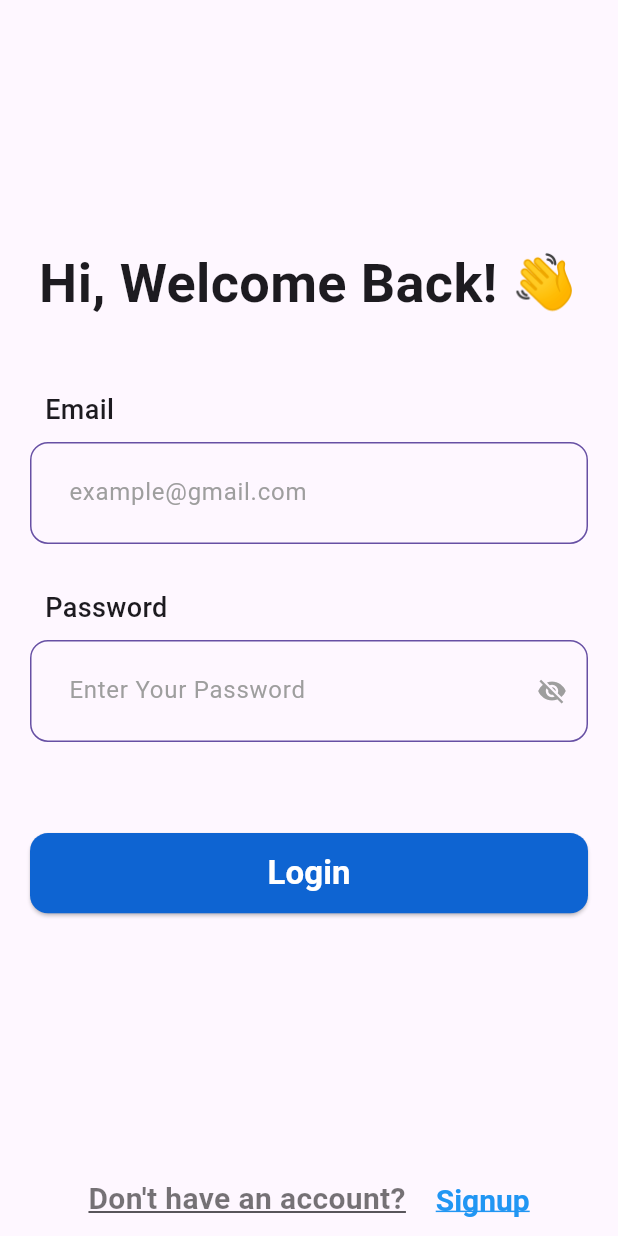
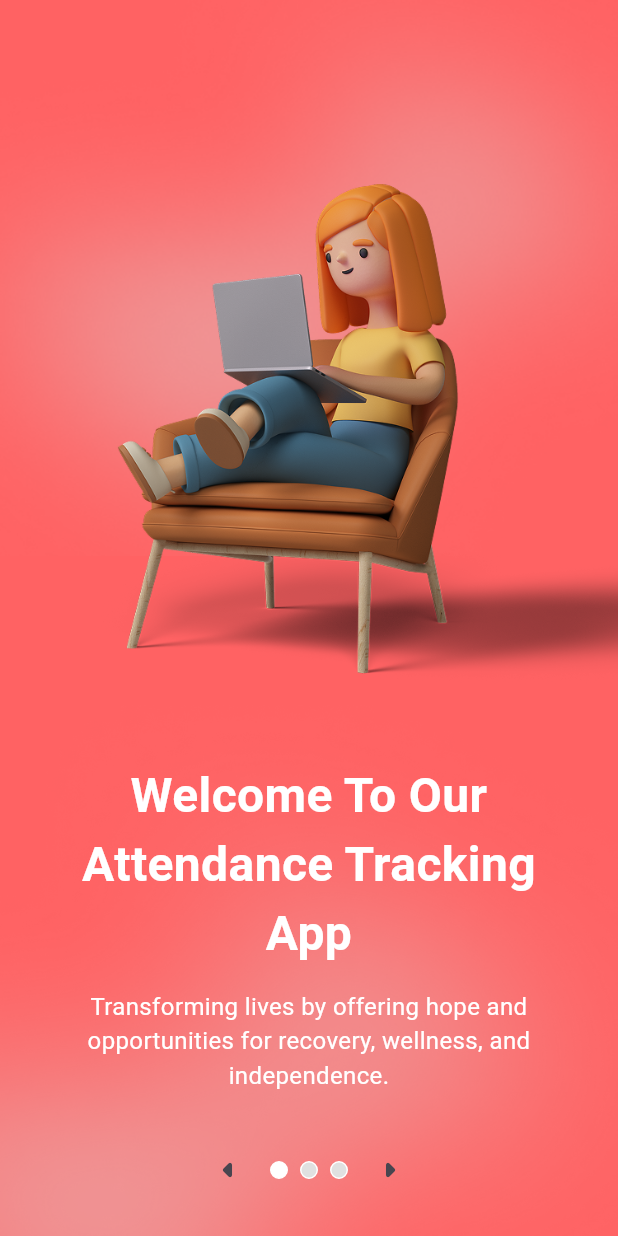
Before and after one commit to PankajJoshi-hp/attendance_app, a Flutter app: the screen it shows after launch, on a phone screen of 412 x 824 dp. Run offline on Flutter 3.47's test engine with Material 3 defaults, Android fonts, the phone set to English and light mode, and no system bars; our stand-ins replace device_info_plus, firebase_auth, firebase_core, firebase_messaging, flutter_local_notifications, fluttertoast and 5 more; missing offline and left inert: network_info_plus; accounts and stored records are empty.

```diff
--- /dev/null
+++ b/devtools_options.yaml
@@ -0,0 +1,3 @@
+description: This file stores settings for Dart & Flutter DevTools.
+documentation: https://docs.flutter.dev/tools/devtools/extensions#configure-extension-enablement-states
+extensions:
--- /dev/null
+++ b/lib/components/onboarding_one.dart
@@ -0,0 +1,333 @@
+import 'package:flutter/material.dart';
+
+/// A self-contained PageView example with a Scaffold and embedded PageIndicator.
+class PageViewExample extends StatefulWidget {
+  const PageViewExample({super.key});
+
+  @override
+  State<PageViewExample> createState() => _PageViewExampleState();
+}
+
+class _PageViewExampleState extends State<PageViewExample>
+    with TickerProviderStateMixin {
+  late PageController _pageViewController;
+  late TabController _tabController;
+  int _currentPageIndex = 0;
+
+  @override
+  void initState() {
+    super.initState();
+    _pageViewController = PageController();
+    _tabController = TabController(length: 3, vsync: this);
+  }
+
+  @override
+  void dispose() {
+    super.dispose();
+    _pageViewController.dispose();
+    _tabController.dispose();
+  }
+
+  @override
+  Widget build(BuildContext context) {
+    return Scaffold(
+      body: Container(
+        decoration: BoxDecoration(color: Colors.redAccent.withOpacity(0.9)),
+        child: Stack(
+          alignment: Alignment.bottomCenter,
+          children: <Widget>[
+            Column(
+              mainAxisSize: MainAxisSize.max,
+              mainAxisAlignment: MainAxisAlignment.spaceBetween,
+              children: <Widget>[
+                SizedBox(
+                  width: double.infinity,
+                  height: MediaQuery.sizeOf(context).height * 0.45,
+                  child: Image(
+                    image: AssetImage('assets/images/Ellips.png'),
+                    fit: BoxFit.cover,
+                  ),
+                ),
+                SizedBox(
+                  width: double.infinity,
+                  height: MediaQuery.sizeOf(context).height * 0.45,
+                  child: Image(
+                    image: AssetImage('assets/images/Ellipse.png'),
+                    fit: BoxFit.cover,
+                  ),
+                )
+              ],
+            ),
+            PageView(
+              controller: _pageViewController,
+              onPageChanged: _handlePageViewChanged,
+              children: <Widget>[
+                _buildPage(
+                  imagePath: 'assets/images/Object.png',
+                  title: "Welcome To Our Attendance Tracking App",
+                  description:
+                      'Transforming lives by offering hope and opportunities for recovery, wellness, and independence.',
+                ),
+                _buildPage(
+                  imagePath: 'assets/images/Object.png',
+                  title: "Welcome To Our Attendance Tracking App",
+                  description:
+                      'Transforming lives by offering hope and opportunities for recovery, wellness, and independence.',
+                ),
+                _buildPage(
+                  imagePath: 'assets/images/Object.png',
+                  title: "Welcome To Our Attendance Tracking App",
+                  description:
+                      'Transforming lives by offering hope and opportunities for recovery, wellness, and independence.',
+                ),
+              ],
+            ),
+            // Embedded PageIndicator
+            Positioned(
+              bottom: 20,
+              child: SizedBox(
+                width: MediaQuery.sizeOf(context).width * 0.85,
+                child: Row(
+                  mainAxisAlignment: MainAxisAlignment.center,
+                  children: <Widget>[
+                    IconButton(
+                      splashRadius: 16.0,
+                      padding: EdgeInsets.zero,
+                      onPressed: () {
+                        if (_currentPageIndex == 0) return;
+                        _updateCurrentPageIndex(_currentPageIndex - 1);
+                      },
+                      icon: const Icon(Icons.arrow_left_rounded, size: 32.0),
+                    ),
+                    TabPageSelector(
+                      controller: _tabController,
+                      color: Colors.grey[300],
+                      selectedColor: Colors.white,
+                    ),
+                    IconButton(
+                      splashRadius: 16.0,
+                      padding: EdgeInsets.zero,
+                      onPressed: () {
+                        if (_currentPageIndex == 2) return;
+                        _updateCurrentPageIndex(_currentPageIndex + 1);
+                      },
+                      icon: const Icon(Icons.arrow_right_rounded, size: 32.0),
+                    ),
+                  ],
+                ),
+              ),
+            ),
+          ],
+        ),
+      ),
+    );
+  }
+
+  Widget _buildPage({
+    required String imagePath,
+    required String title,
+    required String description,
+  }) {
+    return Center(
+      child: Column(
+        mainAxisSize: MainAxisSize.max,
+        mainAxisAlignment: MainAxisAlignment.spaceAround,
+        children: [
+          Column(
+            mainAxisAlignment: MainAxisAlignment.start,
+            mainAxisSize: MainAxisSize.max,
+            children: [
+              SizedBox(
+                width: MediaQuery.sizeOf(context).width,
+                height: MediaQuery.sizeOf(context).height * 0.5,
+                child: Image.asset(imagePath),
+              ),
+              SizedBox(
+                width: MediaQuery.sizeOf(context).width * 0.85,
+                child: Column(
+                  children: <Widget>[
+                    Text(
+                      title,
+                      style: TextStyle(
+                        fontSize: 32,
+                        fontWeight: FontWeight.bold,
+                        color: Colors.white,
+                      ),
+                      textAlign: TextAlign.center,
+                    ),
+                    const SizedBox(height: 14),
+                    Text(
+                      description,
+                      style: TextStyle(
+                        fontSize: 16,
+                        color: Colors.white,
+                      ),
+                      textAlign: TextAlign.center,
+                    ),
+                  ],
+                ),
+              ),
+            ],
+          ),
+        ],
+      ),
+    );
+  }
+
+  void _handlePageViewChanged(int currentPageIndex) {
+    _tabController.index = currentPageIndex;
+    setState(() {
+      _currentPageIndex = currentPageIndex;
+    });
+  }
+
+  void _updateCurrentPageIndex(int index) {
+    _tabController.index = index;
+    _pageViewController.animateToPage(
+      index,
+      duration: const Duration(milliseconds: 400),
+      curve: Curves.easeInOut,
+    );
+  }
+}
+
+
+
+
+
+
+// import 'dart:ui';
+
+// import 'package:flutter/material.dart';
+// import 'package:smooth_page_indicator/smooth_page_indicator.dart';
+
+
+// class OnboardingOne extends StatefulWidget {
+//   const OnboardingOne({super.key});
+
+//   @override
+//   State<OnboardingOne> createState() => _OnboardingOneState();
+// }
+
+// class _OnboardingOneState extends State<OnboardingOne> {
+//   final PageController _controller = PageController();
+//   int currentIndex = 0;
+//   @override
+//   Widget build(BuildContext context) {
+//     return Scaffold(
+//       body: Container(
+//         decoration: BoxDecoration(color: Colors.redAccent.withOpacity(0.9)),
+//         child: Stack(
+//           children: [
+//             Column(
+//               mainAxisSize: MainAxisSize.max,
+//               mainAxisAlignment: MainAxisAlignment.spaceBetween,
+//               children: <Widget>[
+//                 SizedBox(
+//                   width: double.infinity,
+//                   height: MediaQuery.sizeOf(context).height * 0.45,
+//                   child: Image(
+//                     image: AssetImage('assets/images/Ellips.png'),
+//                     fit: BoxFit.cover,
+//                   ),
+//                 ),
+//                 SizedBox(
+//                   width: double.infinity,
+//                   height: MediaQuery.sizeOf(context).height * 0.45,
+//                   child: Image(
+//                     image: AssetImage('assets/images/Ellipse.png'),
+//                     fit: BoxFit.cover,
+//                   ),
+//                 )
+//               ],
+//             ),
+//             Center(
+//               child: Column(
+//                 mainAxisSize: MainAxisSize.max,
+//                 mainAxisAlignment: MainAxisAlignment.spaceAround,
+//                 spacing: 20,
+//                 children: [
+//                   Column(
+//                     mainAxisAlignment: MainAxisAlignment.start,
+//                     mainAxisSize: MainAxisSize.max,
+//                     children: [
+//                       SizedBox(
+//                         width: MediaQuery.sizeOf(context).width * 0.9,
+//                         height: MediaQuery.sizeOf(context).height * 0.07,
+//                       ),
+//                       SizedBox(
+//                         width: MediaQuery.sizeOf(context).width,
+//                         height: MediaQuery.sizeOf(context).height * 0.5,
+//                         child: Image.asset('assets/images/Object.png'),
+//                       ),
+//                       SizedBox(
+//                         width: MediaQuery.sizeOf(context).width * 0.9,
+//                         height: MediaQuery.sizeOf(context).height * 0.03,
+//                       ),
+//                       SizedBox(
+//                         width: MediaQuery.sizeOf(context).width * 0.85,
+//                         child: Column(
+//                           spacing: 14,
+//                           children: <Widget>[
+//                             Text(
+//                               "Welcome To Our Attendance Tracking App",
+//                               style: TextStyle(
+//                                   fontSize: 32, fontWeight: FontWeight.bold),
+//                               textAlign: TextAlign.center,
+//                             ),
+//                             Text(
+//                               'Transforming lives by offering hope and opportunities for recovery, wellness, and independence.',
+//                               textAlign: TextAlign.center,
+//                             )
+//                           ],
+//                         ),
+//                       )
+//                     ],
+//                   ),
+
+//                   SizedBox(
+//                     width: MediaQuery.sizeOf(context).width * 0.85,
+//                     child: Row(
+//                       mainAxisAlignment: MainAxisAlignment.spaceBetween,
+//                       children: [
+//                         TextButton(
+//                           onPressed: () {},
+//                           child: const Text(
+//                             "Skip",
+//                             style: TextStyle(color: Colors.white, fontSize: 16),
+//                           ),
+//                         ),
+//                         SmoothPageIndicator(
+//                           controller: _controller,
+//                           count: 3,
+//                           effect: const WormEffect(
+//                             activeDotColor: Colors.white,
+//                             dotColor: Colors.white38,
+//                             dotHeight: 8,
+//                             dotWidth: 16,
+//                           ),
+//                         ),
+//                         ElevatedButton(
+//                           onPressed: () {},
+//                           style: ElevatedButton.styleFrom(
+//                             shape: const CircleBorder(),
+//                             padding: const EdgeInsets.all(16),
+//                             backgroundColor: Colors.white,
+//                           ),
+//                           child: const Icon(
+//                             Icons.arrow_forward,
+//                             color: Colors.purple,
+//                           ),
+//                         ),
+//                       ],
+//                     ),
+//                   ),
+//                 ],
+//               ),
+//             ),
+//           ],
+//         ),
+//       ),
+//     );
+//   }
+// }
--- a/pubspec.yaml
+++ b/pubspec.yaml
@@ -54,6 +54,7 @@ dependencies:
   firebase_messaging: ^15.2.3
   rxdart: ^0.28.0
   flutter_local_notifications: ^18.0.1
+  smooth_page_indicator: ^1.2.1
 
 dev_dependencies:
   flutter_test:
@@ -82,6 +83,9 @@ flutter:
     #   - images/a_dot_ham.jpeg
     - assets/images/google.png
     - assets/images/human.png
+    - assets/images/Ellips.png
+    - assets/images/Ellipse.png
+    - assets/images/Object.png
 
   # An image asset can refer to one or more resolution-specific "variants", see
   # https://flutter.dev/to/resolution-aware-images
```
Also changed, not shown: lib/components/splash_screen.dart (added, +42 -0 lines), lib/main.dart (+12 -61 lines), assets/images/Ellips.png (added), assets/images/Ellipse.png (added), assets/images/Object.png (added), pubspec.lock.
